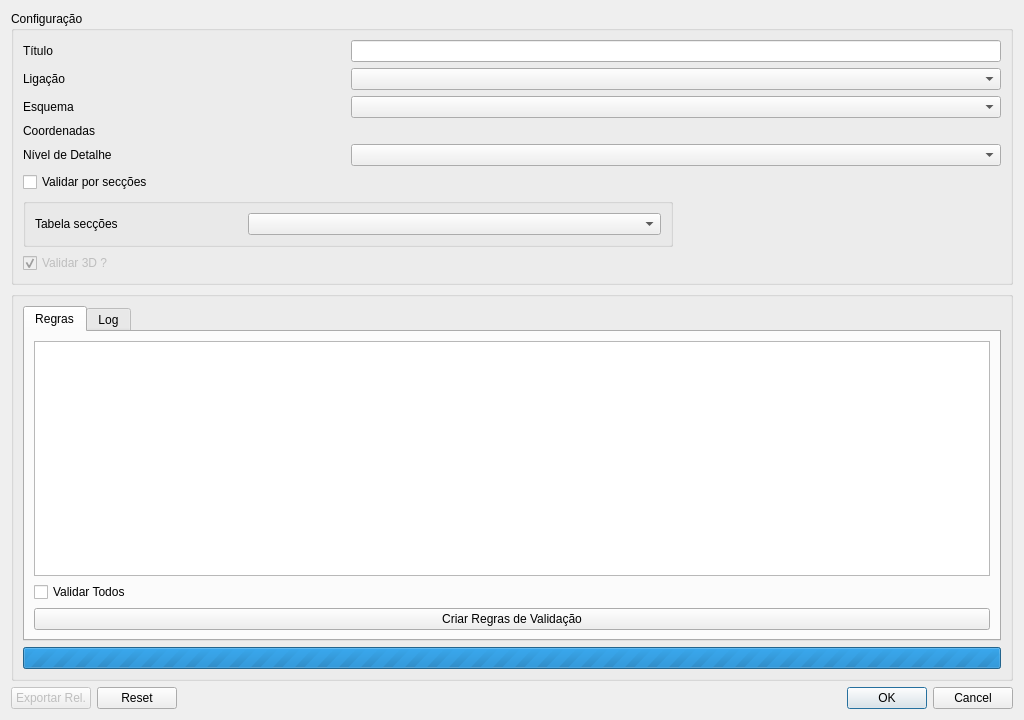
Old version of the form plugin/ui/validation_dialog.ui in the repository dgterritorio/recart-plugin.
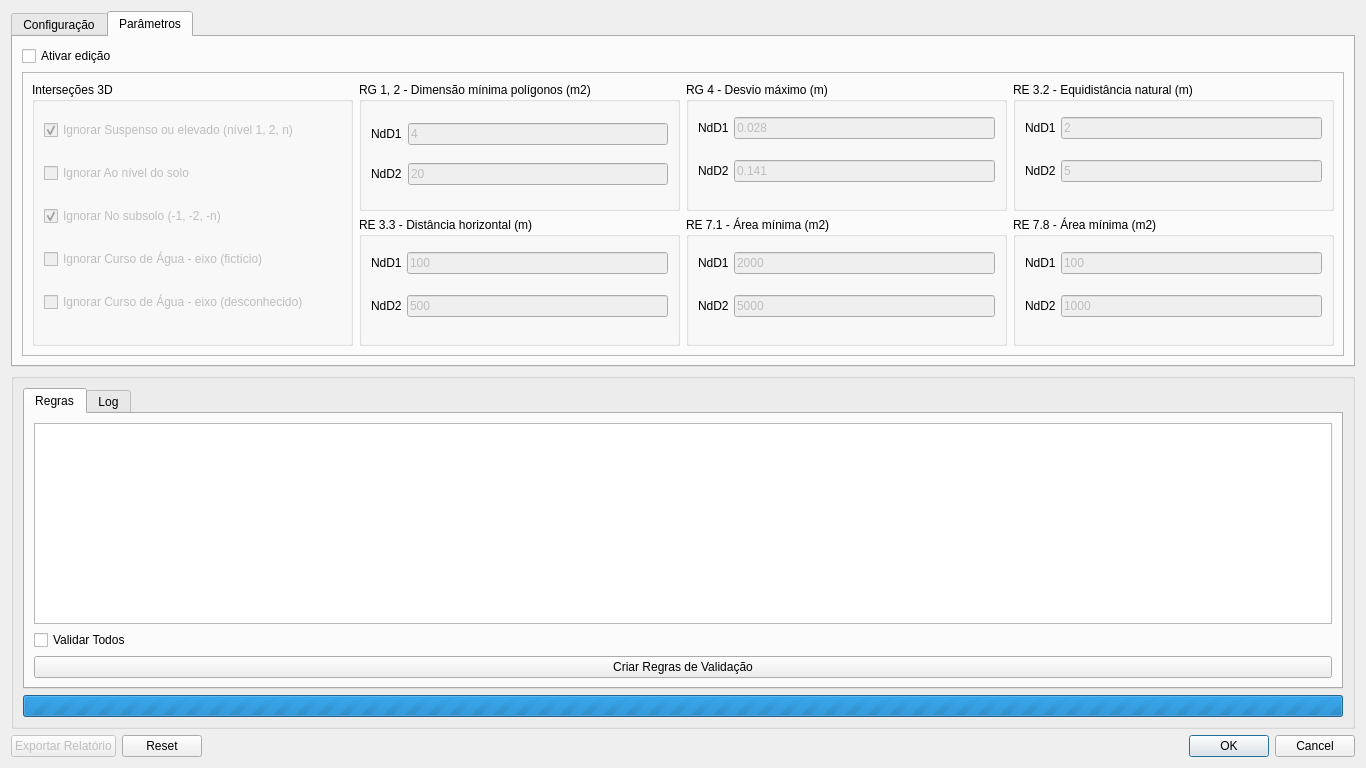
New version of the form. The open tabs and pages were chosen to show the change. Custom widgets are drawn as their Qt base class.

What changed in the file:
```diff
--- a/plugin/ui/validation_dialog.ui
+++ b/plugin/ui/validation_dialog.ui
@@ -6,8 +6,8 @@
    <rect>
     <x>0</x>
     <y>0</y>
-    <width>1024</width>
-    <height>720</height>
+    <width>1366</width>
+    <height>768</height>
    </rect>
   </property>
   <property name="windowTitle">
@@ -39,114 +39,7 @@
       <property name="bottomMargin">
        <number>0</number>
       </property>
-      <item row="0" column="0" colspan="2">
-       <widget class="QGroupBox" name="groupBox_4">
-        <property name="title">
-         <string>Configuração</string>
-        </property>
-        <layout class="QGridLayout" name="gridLayout_3">
-         <item row="4" column="0">
-          <widget class="QLabel" name="label_2">
-           <property name="text">
-            <string>Coordenadas</string>
-           </property>
-          </widget>
-         </item>
-         <item row="7" column="0" colspan="2">
-          <widget class="QGroupBox" name="groupBox">
-           <property name="title">
-            <string/>
-           </property>
-           <property name="checkable">
-            <bool>false</bool>
-           </property>
-           <property name="checked">
-            <bool>false</bool>
-           </property>
-           <layout class="QGridLayout" name="gridLayout_2">
-            <item row="0" column="0">
-             <widget class="QLabel" name="label">
-              <property name="text">
-               <string>Tabela secções</string>
-              </property>
-             </widget>
-            </item>
-            <item row="0" column="1" colspan="2">
-             <widget class="QComboBox" name="areaComboBox"/>
-            </item>
-           </layout>
-          </widget>
-         </item>
-         <item row="4" column="1">
-          <widget class="QgsProjectionSelectionWidget" name="mQgsProjectionSelectionWidget"/>
-         </item>
-         <item row="2" column="0">
-          <widget class="QLabel" name="label_3">
-           <property name="text">
-            <string>Esquema</string>
-           </property>
-          </widget>
-         </item>
-         <item row="1" column="1" colspan="2">
-          <widget class="QComboBox" name="connCombo"/>
-         </item>
-         <item row="2" column="1" colspan="2">
-          <widget class="QComboBox" name="schemaName"/>
-         </item>
-         <item row="1" column="0">
-          <widget class="QLabel" name="label_11">
-           <property name="text">
-            <string>Ligação</string>
-           </property>
-          </widget>
-         </item>
-         <item row="8" column="0">
-          <widget class="QCheckBox" name="checkBox">
-           <property name="enabled">
-            <bool>false</bool>
-           </property>
-           <property name="visible">
-            <bool>false</bool>
-           </property>
-           <property name="text">
-            <string>Validar 3D ?</string>
-           </property>
-           <property name="checked">
-            <bool>true</bool>
-           </property>
-          </widget>
-         </item>
-         <item row="5" column="1" colspan="2">
-          <widget class="QComboBox" name="comboBox"/>
-         </item>
-         <item row="0" column="1" colspan="2">
-          <widget class="QLineEdit" name="lineEdit"/>
-         </item>
-         <item row="5" column="0">
-          <widget class="QLabel" name="label_4">
-           <property name="text">
-            <string>Nível de Detalhe</string>
-           </property>
-          </widget>
-         </item>
-         <item row="0" column="0">
-          <widget class="QLabel" name="label_12">
-           <property name="text">
-            <string>Título</string>
-           </property>
-          </widget>
-         </item>
-         <item row="6" column="0">
-          <widget class="QCheckBox" name="is_sections">
-           <property name="text">
-            <string>Validar por secções</string>
-           </property>
-          </widget>
-         </item>
-        </layout>
-       </widget>
-      </item>
-      <item row="2" column="0" colspan="2">
+      <item row="1" column="0" colspan="2">
        <widget class="QGroupBox" name="groupBox_5">
         <property name="title">
          <string/>
@@ -215,13 +108,669 @@
       <bool>false</bool>
      </property>
      <property name="text">
-      <string>Exportar Rel.</string>
+      <string>Exportar Relatório</string>
      </property>
     </widget>
    </item>
+   <item row="0" column="0" colspan="2">
+    <widget class="QTabWidget" name="tabWidget_2">
+     <property name="currentIndex">
+      <number>0</number>
+     </property>
+     <widget class="QWidget" name="tab_3">
+      <property name="sizePolicy">
+       <sizepolicy hsizetype="Preferred" vsizetype="Minimum">
+        <horstretch>0</horstretch>
+        <verstretch>0</verstretch>
+       </sizepolicy>
+      </property>
+      <attribute name="title">
+       <string>Configuração</string>
+      </attribute>
+      <layout class="QGridLayout" name="gridLayout_5">
+       <item row="0" column="0">
+        <widget class="QGroupBox" name="groupBox_4">
+         <property name="sizePolicy">
+          <sizepolicy hsizetype="Preferred" vsizetype="Minimum">
+           <horstretch>0</horstretch>
+           <verstretch>0</verstretch>
+          </sizepolicy>
+         </property>
+         <property name="title">
+          <string/>
+         </property>
+         <layout class="QGridLayout" name="gridLayout_3">
+          <item row="4" column="0">
+           <widget class="QLabel" name="label_2">
+            <property name="text">
+             <string>Coordenadas</string>
+            </property>
+           </widget>
+          </item>
+          <item row="7" column="0" colspan="2">
+           <widget class="QGroupBox" name="groupBox">
+            <property name="sizePolicy">
+             <sizepolicy hsizetype="Preferred" vsizetype="Minimum">
+              <horstretch>0</horstretch>
+              <verstretch>0</verstretch>
+             </sizepolicy>
+            </property>
+            <property name="maximumSize">
+             <size>
+              <width>16777215</width>
+              <height>100</height>
+             </size>
+            </property>
+            <property name="title">
+             <string/>
+            </property>
+            <property name="checkable">
+             <bool>false</bool>
+            </property>
+            <property name="checked">
+             <bool>false</bool>
+            </property>
+            <layout class="QGridLayout" name="gridLayout_2">
+             <item row="1" column="3">
+              <widget class="QLineEdit" name="fltrValue"/>
+             </item>
+             <item row="0" column="0">
+              <widget class="QLabel" name="label">
+               <property name="text">
+                <string>Tabela secções</string>
+               </property>
+              </widget>
+             </item>
+             <item row="1" column="1">
+              <widget class="QgsFieldComboBox" name="mFieldComboBox">
+               <property name="minimumSize">
+                <size>
+                 <width>250</width>
+                 <height>0</height>
+                </size>
+               </property>
+              </widget>
+             </item>
+             <item row="1" column="0">
+              <widget class="QLabel" name="label_19">
+               <property name="text">
+                <string>Filtro</string>
+               </property>
+              </widget>
+             </item>
+             <item row="1" column="2">
+              <widget class="QComboBox" name="comboBoxOps">
+               <property name="minimumSize">
+                <size>
+                 <width>150</width>
+                 <height>0</height>
+                </size>
+               </property>
+              </widget>
+             </item>
+             <item row="0" column="1" colspan="3">
+              <widget class="QComboBox" name="areaComboBox"/>
+             </item>
+            </layout>
+           </widget>
+          </item>
+          <item row="4" column="1">
+           <widget class="QgsProjectionSelectionWidget" name="mQgsProjectionSelectionWidget">
+            <property name="sizePolicy">
+             <sizepolicy hsizetype="Preferred" vsizetype="Preferred">
+              <horstretch>0</horstretch>
+              <verstretch>0</verstretch>
+             </sizepolicy>
+            </property>
+            <property name="maximumSize">
+             <size>
+              <width>16777215</width>
+              <height>40</height>
+             </size>
+            </property>
+           </widget>
+          </item>
+          <item row="2" column="0">
+           <widget class="QLabel" name="label_3">
+            <property name="text">
+             <string>Esquema</string>
+            </property>
+           </widget>
+          </item>
+          <item row="1" column="1" colspan="2">
+           <widget class="QComboBox" name="connCombo"/>
+          </item>
+          <item row="2" column="1" colspan="2">
+           <widget class="QComboBox" name="schemaName"/>
+          </item>
+          <item row="1" column="0">
+           <widget class="QLabel" name="label_11">
+            <property name="text">
+             <string>Ligação</string>
+            </property>
+           </widget>
+          </item>
+          <item row="8" column="0">
+           <widget class="QCheckBox" name="checkBox">
+            <property name="enabled">
+             <bool>false</bool>
+            </property>
+            <property name="visible">
+             <bool>false</bool>
+            </property>
+            <property name="text">
+             <string>Validar 3D ?</string>
+            </property>
+            <property name="checked">
+             <bool>true</bool>
+            </property>
+           </widget>
+          </item>
+          <item row="5" column="1" colspan="2">
+           <widget class="QComboBox" name="comboBox"/>
+          </item>
+          <item row="0" column="1" colspan="2">
+           <widget class="QLineEdit" name="lineEdit"/>
+          </item>
+          <item row="5" column="0">
+           <widget class="QLabel" name="label_4">
+            <property name="text">
+             <string>Nível de Detalhe</string>
+            </property>
+           </widget>
+          </item>
+          <item row="0" column="0">
+           <widget class="QLabel" name="label_12">
+            <property name="text">
+             <string>Título</string>
+            </property>
+           </widget>
+          </item>
+          <item row="6" column="0">
+           <widget class="QCheckBox" name="is_sections">
+            <property name="text">
+             <string>Validar por secções</string>
+            </property>
+           </widget>
+          </item>
+         </layout>
+        </widget>
+       </item>
+      </layout>
+     </widget>
+     <widget class="QWidget" name="tab_4">
+      <attribute name="title">
+       <string>Parâmetros</string>
+      </attribute>
+      <layout class="QVBoxLayout" name="verticalLayout_5">
+       <item>
+        <widget class="QCheckBox" name="activeEdit">
+         <property name="text">
+          <string>Ativar edição</string>
+         </property>
+        </widget>
+       </item>
+       <item>
+        <widget class="QFrame" name="frame">
+         <property name="frameShape">
+          <enum>QFrame::StyledPanel</enum>
+         </property>
+         <property name="frameShadow">
+          <enum>QFrame::Raised</enum>
+         </property>
+         <layout class="QGridLayout" name="gridLayout_9">
+          <item row="0" column="1">
+           <widget class="QGroupBox" name="groupBox_6">
+            <property name="sizePolicy">
+             <sizepolicy hsizetype="Expanding" vsizetype="Preferred">
+              <horstretch>0</horstretch>
+              <verstretch>0</verstretch>
+             </sizepolicy>
+            </property>
+            <property name="title">
+             <string>RG 1, 2 - Dimensão mínima polígonos (m2)</string>
+            </property>
+            <layout class="QGridLayout" name="gridLayout_7">
+             <item row="0" column="0">
+              <widget class="QLabel" name="label_7">
+               <property name="text">
+                <string>NdD1</string>
+               </property>
+              </widget>
+             </item>
+             <item row="0" column="1">
+              <widget class="QLineEdit" name="rg1_ndd1">
+               <property name="enabled">
+                <bool>false</bool>
+               </property>
+               <property name="text">
+                <string>4</string>
+               </property>
+              </widget>
+             </item>
+             <item row="1" column="0">
+              <widget class="QLabel" name="label_8">
+               <property name="text">
+                <string>NdD2</string>
+               </property>
+              </widget>
+             </item>
+             <item row="1" column="1">
+              <widget class="QLineEdit" name="rg1_ndd2">
+               <property name="enabled">
+                <bool>false</bool>
+               </property>
+               <property name="text">
+                <string>20</string>
+               </property>
+              </widget>
+             </item>
+            </layout>
+           </widget>
+          </item>
+          <item row="0" column="2">
+           <widget class="QGroupBox" name="groupBox_3">
+            <property name="sizePolicy">
+             <sizepolicy hsizetype="Expanding" vsizetype="Minimum">
+              <horstretch>0</horstretch>
+              <verstretch>0</verstretch>
+             </sizepolicy>
+            </property>
+            <property name="minimumSize">
+             <size>
+              <width>0</width>
+              <height>0</height>
+             </size>
+            </property>
+            <property name="title">
+             <string>RG 4 - Desvio máximo (m)</string>
+            </property>
+            <layout class="QGridLayout" name="gridLayout_4">
+             <property name="topMargin">
+              <number>0</number>
+             </property>
+             <property name="horizontalSpacing">
+              <number>5</number>
+             </property>
+             <item row="1" column="1">
+              <widget class="QLineEdit" name="rg4_ndd1">
+               <property name="enabled">
+                <bool>false</bool>
+               </property>
+               <property name="text">
+                <string>0.028</string>
+               </property>
+              </widget>
+             </item>
+             <item row="2" column="1">
+              <widget class="QLineEdit" name="rg4_ndd2">
+               <property name="enabled">
+                <bool>false</bool>
+               </property>
+               <property name="text">
+                <string>0.141</string>
+               </property>
+              </widget>
+             </item>
+             <item row="2" column="0">
+              <widget class="QLabel" name="label_6">
+               <property name="text">
+                <string>NdD2</string>
+               </property>
+              </widget>
+             </item>
+             <item row="1" column="0">
+              <widget class="QLabel" name="label_5">
+               <property name="text">
+                <string>NdD1</string>
+               </property>
+              </widget>
+             </item>
+            </layout>
+           </widget>
+          </item>
+          <item row="0" column="0" rowspan="2">
+           <widget class="QGroupBox" name="groupBox_2">
+            <property name="sizePolicy">
+             <sizepolicy hsizetype="Expanding" vsizetype="Minimum">
+              <horstretch>0</horstretch>
+              <verstretch>0</verstretch>
+             </sizepolicy>
+            </property>
+            <property name="maximumSize">
+             <size>
+              <width>16777215</width>
+              <height>16777215</height>
+             </size>
+            </property>
+            <property name="title">
+             <string>Interseções 3D</string>
+            </property>
+            <layout class="QVBoxLayout" name="verticalLayout_4">
+             <property name="spacing">
+              <number>5</number>
+             </property>
+             <property name="topMargin">
+              <number>0</number>
+             </property>
+             <item>
+              <widget class="QCheckBox" name="ignoreSusp">
+               <property name="enabled">
+                <bool>false</bool>
+               </property>
+               <property name="text">
+                <string>Ignorar Suspenso ou elevado (nível 1, 2, n)</string>
+               </property>
+               <property name="checked">
+                <bool>true</bool>
+               </property>
+              </widget>
+             </item>
+             <item>
+              <widget class="QCheckBox" name="ignorarSolo">
+               <property name="enabled">
+                <bool>false</bool>
+               </property>
+               <property name="text">
+                <string>Ignorar Ao nível do solo</string>
+               </property>
+              </widget>
+             </item>
+             <item>
+              <widget class="QCheckBox" name="ignorarSub">
+               <property name="enabled">
+                <bool>false</bool>
+               </property>
+               <property name="text">
+                <string>Ignorar No subsolo (-1, -2, -n)</string>
+               </property>
+               <property name="checked">
+                <bool>true</bool>
+               </property>
+              </widget>
+             </item>
+             <item>
+              <widget class="QCheckBox" name="ignorarFict">
+               <property name="enabled">
+                <bool>false</bool>
+               </property>
+               <property name="text">
+                <string>Ignorar Curso de Água - eixo (fictício)</string>
+               </property>
+              </widget>
+             </item>
+             <item>
+              <widget class="QCheckBox" name="ignorarDesc">
+               <property name="enabled">
+                <bool>false</bool>
+               </property>
+               <property name="text">
+                <string>Ignorar Curso de Água - eixo (desconhecido)</string>
+               </property>
+              </widget>
+             </item>
+            </layout>
+           </widget>
+          </item>
+          <item row="0" column="3">
+           <widget class="QGroupBox" name="groupBox_7">
+            <property name="sizePolicy">
+             <sizepolicy hsizetype="Expanding" vsizetype="Preferred">
+              <horstretch>0</horstretch>
+              <verstretch>0</verstretch>
+             </sizepolicy>
+            </property>
+            <property name="minimumSize">
+             <size>
+              <width>0</width>
+              <height>0</height>
+             </size>
+            </property>
+            <property name="title">
+             <string>RE 3.2 - Equidistância natural (m)</string>
+            </property>
+            <layout class="QGridLayout" name="gridLayout_8">
+             <property name="topMargin">
+              <number>0</number>
+             </property>
+             <property name="horizontalSpacing">
+              <number>5</number>
+             </property>
+             <item row="1" column="1">
+              <widget class="QLineEdit" name="re3_2_ndd1">
+               <property name="enabled">
+                <bool>false</bool>
+               </property>
+               <property name="text">
+                <string>2</string>
+               </property>
+              </widget>
+             </item>
+             <item row="2" column="1">
+              <widget class="QLineEdit" name="re3_2_ndd2">
+               <property name="enabled">
+                <bool>false</bool>
+               </property>
+               <property name="text">
+                <string>5</string>
+               </property>
+              </widget>
+             </item>
+             <item row="2" column="0">
+              <widget class="QLabel" name="label_9">
+               <property name="text">
+                <string>NdD2</string>
+               </property>
+              </widget>
+             </item>
+             <item row="1" column="0">
+              <widget class="QLabel" name="label_10">
+               <property name="text">
+                <string>NdD1</string>
+               </property>
+              </widget>
+             </item>
+            </layout>
+           </widget>
+          </item>
+          <item row="1" column="1">
+           <widget class="QGroupBox" name="groupBox_8">
+            <property name="sizePolicy">
+             <sizepolicy hsizetype="Expanding" vsizetype="Preferred">
+              <horstretch>0</horstretch>
+              <verstretch>0</verstretch>
+             </sizepolicy>
+            </property>
+            <property name="minimumSize">
+             <size>
+              <width>0</width>
+              <height>0</height>
+             </size>
+            </property>
+            <property name="title">
+             <string>RE 3.3 - Distância horizontal (m)</string>
+            </property>
+            <layout class="QGridLayout" name="gridLayout_10">
+             <property name="topMargin">
+              <number>0</number>
+             </property>
+             <property name="horizontalSpacing">
+              <number>5</number>
+             </property>
+             <item row="1" column="1">
+              <widget class="QLineEdit" name="re3_3_ndd1">
+               <property name="enabled">
+                <bool>false</bool>
+               </property>
+               <property name="text">
+                <string>100</string>
+               </property>
+              </widget>
+             </item>
+             <item row="2" column="1">
+              <widget class="QLineEdit" name="re3_3_ndd2">
+               <property name="enabled">
+                <bool>false</bool>
+               </property>
+               <property name="text">
+                <string>500</string>
+               </property>
+              </widget>
+             </item>
+             <item row="2" column="0">
+              <widget class="QLabel" name="label_13">
+               <property name="text">
+                <string>NdD2</string>
+               </property>
+              </widget>
+             </item>
+             <item row="1" column="0">
+              <widget class="QLabel" name="label_14">
+               <property name="text">
+                <string>NdD1</string>
+               </property>
+              </widget>
+             </item>
+            </layout>
+           </widget>
+          </item>
+          <item row="1" column="2">
+           <widget class="QGroupBox" name="groupBox_9">
+            <property name="sizePolicy">
+             <sizepolicy hsizetype="Expanding" vsizetype="Preferred">
+              <horstretch>0</horstretch>
+              <verstretch>0</verstretch>
+             </sizepolicy>
+            </property>
+            <property name="minimumSize">
+             <size>
+              <width>0</width>
+              <height>0</height>
+             </size>
+            </property>
+            <property name="title">
+             <string>RE 7.1 - Área mínima (m2)</string>
+            </property>
+            <layout class="QGridLayout" name="gridLayout_11">
+             <property name="topMargin">
+              <number>0</number>
+             </property>
+             <property name="horizontalSpacing">
+              <number>5</number>
+             </property>
+             <item row="1" column="1">
+              <widget class="QLineEdit" name="re7_1_ndd1">
+               <property name="enabled">
+                <bool>false</bool>
+               </property>
+               <property name="text">
+                <string>2000</string>
+               </property>
+              </widget>
+             </item>
+             <item row="2" column="1">
+              <widget class="QLineEdit" name="re7_1_ndd2">
+               <property name="enabled">
+                <bool>false</bool>
+               </property>
+               <property name="text">
+                <string>5000</string>
+               </property>
+              </widget>
+             </item>
+             <item row="2" column="0">
+              <widget class="QLabel" name="label_15">
+               <property name="text">
+                <string>NdD2</string>
+               </property>
+              </widget>
+             </item>
+             <item row="1" column="0">
+              <widget class="QLabel" name="label_16">
+               <property name="text">
+                <string>NdD1</string>
+               </property>
+              </widget>
+             </item>
+            </layout>
+           </widget>
+          </item>
+          <item row="1" column="3">
+           <widget class="QGroupBox" name="groupBox_10">
+            <property name="sizePolicy">
+             <sizepolicy hsizetype="Expanding" vsizetype="Preferred">
+              <horstretch>0</horstretch>
+              <verstretch>0</verstretch>
+             </sizepolicy>
+            </property>
+            <property name="minimumSize">
+             <size>
+              <width>0</width>
+              <height>0</height>
+             </size>
+            </property>
+            <property name="title">
+             <string>RE 7.8 - Área mínima (m2)</string>
+            </property>
+            <layout class="QGridLayout" name="gridLayout_12">
+             <property name="topMargin">
+              <number>0</number>
+             </property>
+             <property name="horizontalSpacing">
+              <number>5</number>
+             </property>
+             <item row="1" column="1">
+              <widget class="QLineEdit" name="re7_8_ndd1">
+               <property name="enabled">
+                <bool>false</bool>
+               </property>
+               <property name="text">
+                <string>100</string>
+               </property>
+              </widget>
+             </item>
+             <item row="2" column="1">
+              <widget class="QLineEdit" name="re7_8_ndd2">
+               <property name="enabled">
+                <bool>false</bool>
+               </property>
+               <property name="text">
+                <string>1000</string>
+               </property>
+              </widget>
+             </item>
+             <item row="2" column="0">
+              <widget class="QLabel" name="label_17">
+               <property name="text">
+                <string>NdD2</string>
+               </property>
+              </widget>
+             </item>
+             <item row="1" column="0">
+              <widget class="QLabel" name="label_18">
+               <property name="text">
+                <string>NdD1</string>
+               </property>
+              </widget>
+             </item>
+            </layout>
+           </widget>
+          </item>
+         </layout>
+        </widget>
+       </item>
+      </layout>
+     </widget>
+    </widget>
+   </item>
   </layout>
  </widget>
  <customwidgets>
+  <customwidget>
+   <class>QgsFieldComboBox</class>
+   <extends>QComboBox</extends>
+   <header>qgsfieldcombobox.h</header>
+  </customwidget>
   <customwidget>
    <class>QgsProjectionSelectionWidget</class>
    <extends>QWidget</extends>
```
Left out of the diff: 48 changed lines with no effect on the pictures.
